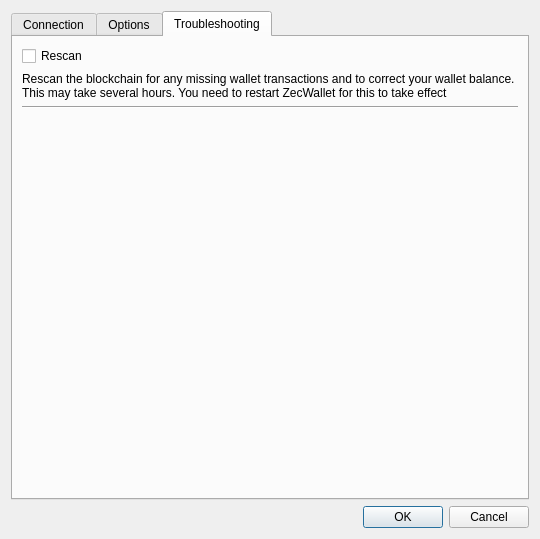
Before: the Qt Designer form src/settings.ui in z-bitcoinz/BitcoinZ_Blue, drawn with Qt 5.
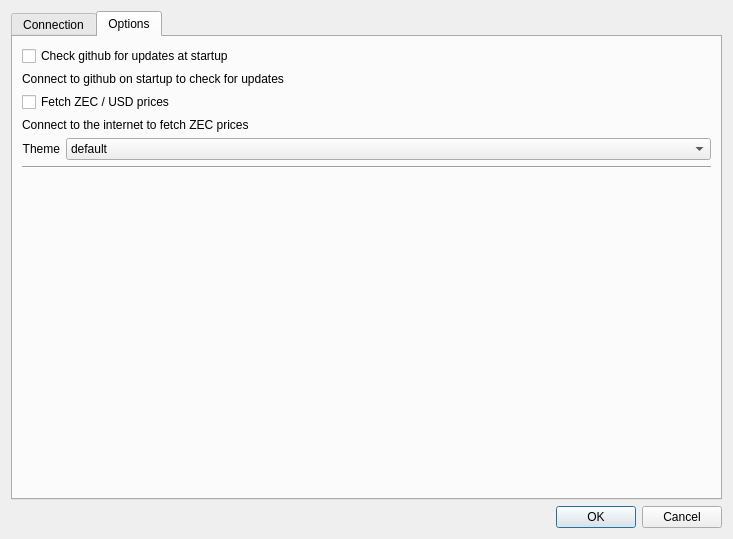
After: the same form once the commit is applied. The open tabs and pages were chosen to show the change.

Patch:
```diff
--- a/src/settings.ui
+++ b/src/settings.ui
@@ -6,7 +6,7 @@
    <rect>
     <x>0</x>
     <y>0</y>
-    <width>540</width>
+    <width>733</width>
     <height>539</height>
    </rect>
   </property>
@@ -183,50 +183,6 @@
        </item>
       </layout>
      </widget>
-     <widget class="QWidget" name="tab_3">
-      <attribute name="title">
-       <string>Troubleshooting</string>
-      </attribute>
-      <layout class="QGridLayout" name="gridLayout_2">
-       <item row="5" column="0">
-        <spacer name="verticalSpacer_3">
-         <property name="orientation">
-          <enum>Qt::Vertical</enum>
-         </property>
-         <property name="sizeHint" stdset="0">
-          <size>
-           <width>20</width>
-           <height>40</height>
-          </size>
-         </property>
-        </spacer>
-       </item>
-       <item row="2" column="0">
-        <widget class="Line" name="line_3">
-         <property name="orientation">
-          <enum>Qt::Horizontal</enum>
-         </property>
-        </widget>
-       </item>
-       <item row="1" column="0">
-        <widget class="QLabel" name="label_9">
-         <property name="text">
-          <string>Rescan the blockchain for any missing wallet transactions and to correct your wallet balance. This may take several hours. You need to restart ZecWallet for this to take effect</string>
-         </property>
-         <property name="wordWrap">
-          <bool>true</bool>
-         </property>
-        </widget>
-       </item>
-       <item row="0" column="0">
-        <widget class="QCheckBox" name="chkRescan">
-         <property name="text">
-          <string>Rescan</string>
-         </property>
-        </widget>
-       </item>
-      </layout>
-     </widget>
     </widget>
    </item>
    <item>
```
Left out of the diff: 2 changed lines with no effect on the pictures.
